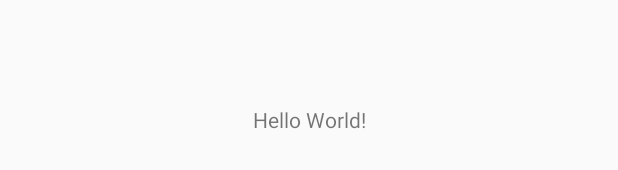
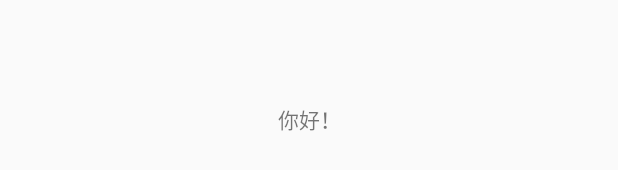
Before and after one commit to fykqiqi/Test1, an Android app: the layout activity_main.xml on its own in the app's theme, with its tools: preview values and no code run, on a phone screen of 412 x 824 dp. Shown: the part 499-669 px from the top of the screen. Run offline under Robolectric (Android 15) with nearby library versions, the phone set to English and light mode, and no system bars.

Commit message:
更新 activity_main.xml

```diff
--- a/app/src/main/res/layout/activity_main.xml
+++ b/app/src/main/res/layout/activity_main.xml
@@ -10,7 +10,7 @@
     <TextView
         android:layout_width="wrap_content"
         android:layout_height="wrap_content"
-        android:text="Hello World!"
+        android:text="你好！"
         app:layout_constraintBottom_toBottomOf="parent"
         app:layout_constraintLeft_toLeftOf="parent"
         app:layout_constraintRight_toRightOf="parent"
```
